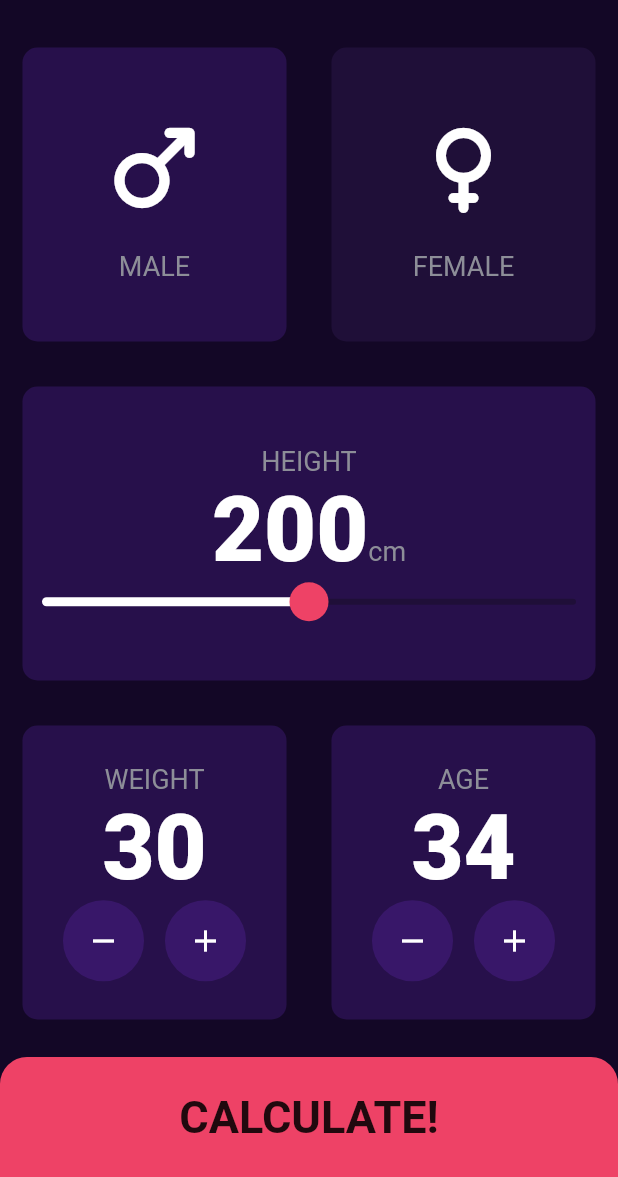
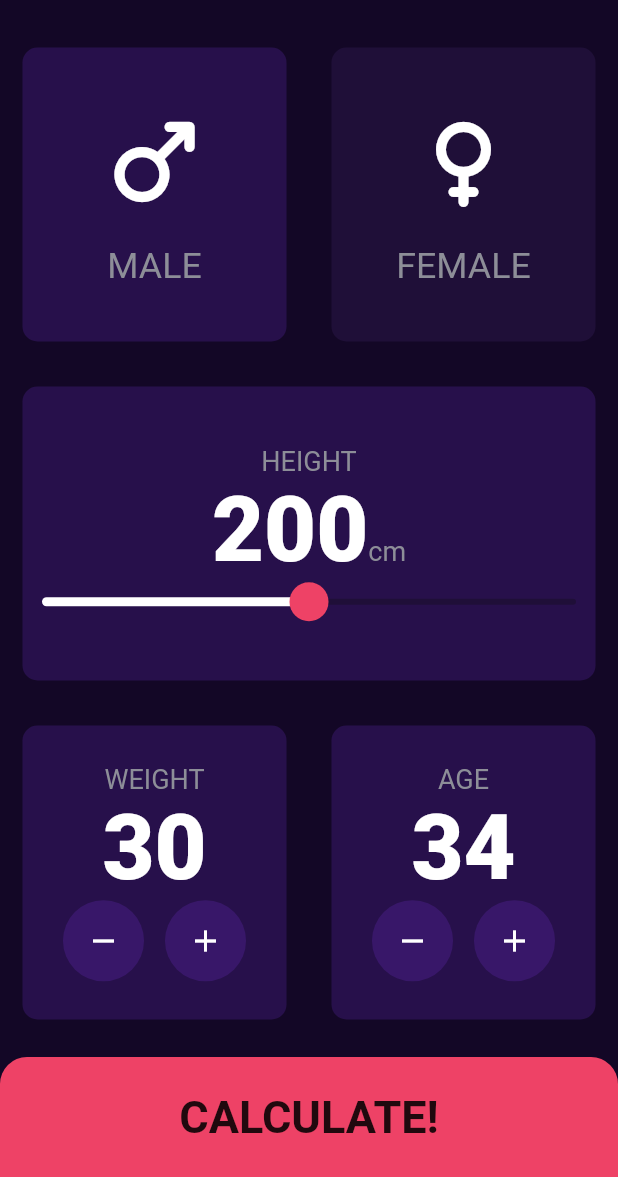
Before and after one commit to TheHarshKadam/BMI-Calculator, a Flutter app: the screen it shows after launch, on a phone screen of 412 x 824 dp, the part 59-1236 px from its top. Run offline on Flutter 3.47's test engine with Material 2 defaults, Android fonts, the phone set to English and light mode, and no system bars; our stand-ins replace sizer.

Commit message:
font size changes

```diff
--- a/lib/common/icon_widget.dart
+++ b/lib/common/icon_widget.dart
@@ -1,5 +1,6 @@
 import 'package:flutter/material.dart';
 import 'card_widget.dart';
+import 'package:sizer/sizer.dart';
 
 const labelStyle = TextStyle(
   fontSize: 18.0,
@@ -23,7 +24,7 @@ class iconWidget extends StatelessWidget {
         SizedBox(height: 15.0,),
         Text(
          "$label",
-          style: labelStyle,
+          style: labelStyle.copyWith(fontSize: 20.0.sp,),
         )
       ],
     );
```
